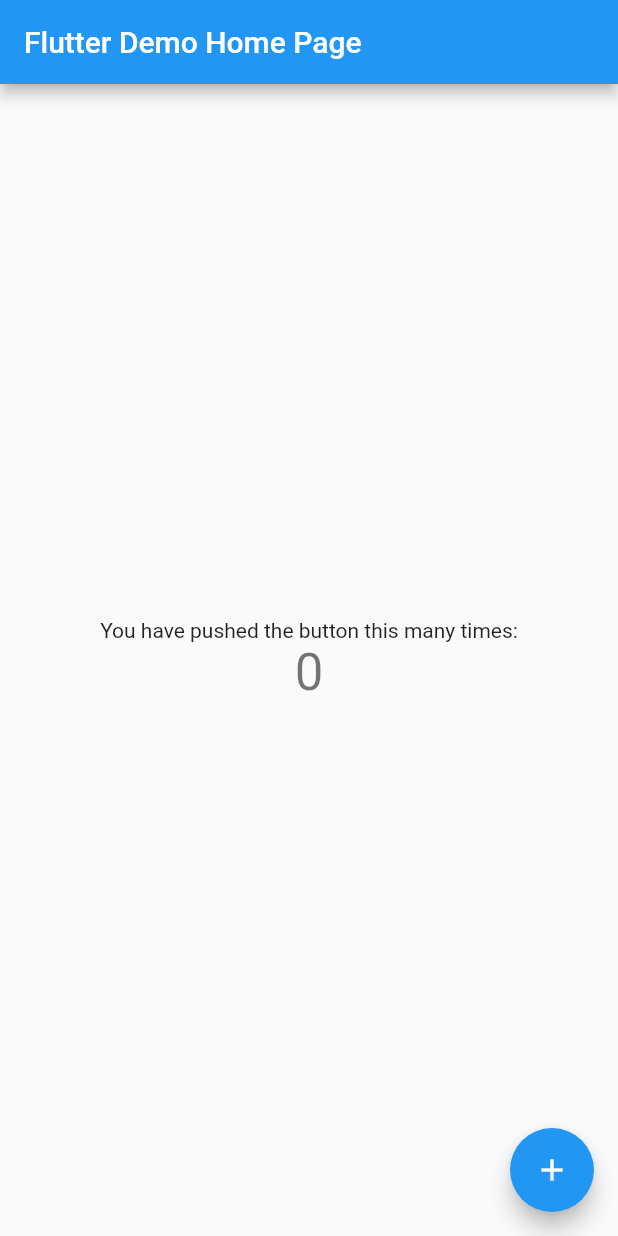
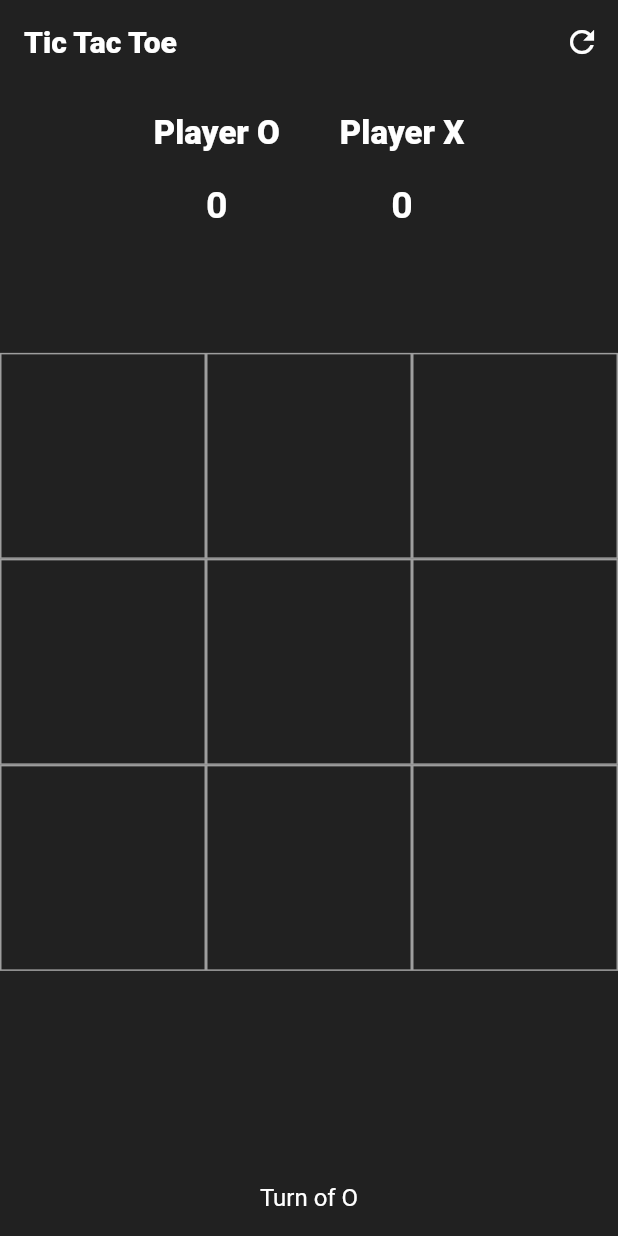
Before and after one commit to rajielijah/tictest, a Flutter app: the screen it shows after launch, on a phone screen of 412 x 824 dp. Run offline on Flutter 3.47's test engine with Material 2 defaults, Android fonts, the phone set to English and light mode, and no system bars.

Commit message:
structing the project into files

```diff
--- /dev/null
+++ b/lib/constant.dart
@@ -0,0 +1,12 @@
+import 'package:flutter/material.dart';
+
+TextStyle kCustomText({
+  double fontSize = 16.0,
+  Color? color,
+  FontWeight fontWeight = FontWeight.normal
+}) =>
+    TextStyle(
+      fontSize: fontSize,
+      color: color,
+      fontWeight: fontWeight
+    );
--- /dev/null
+++ b/lib/home_screen.dart
@@ -0,0 +1,298 @@
+import 'package:flutter/material.dart';
+import 'package:flutter/rendering.dart';
+
+import 'aleert_dialog.dart';
+import 'constant.dart';
+
+// class Test extends StatefulWidget {
+//   @override
+//   _TestState createState() => _TestState();
+// }
+
+// class _TestState extends State<Test> {
+//   @override
+//   Widget build(BuildContext context) {
+//     return Container();
+//   }
+// }
+
+class HomeScreen extends StatefulWidget {
+  const HomeScreen({Key? key}) : super(key: key);
+
+  @override
+  _HomeScreenState createState() => _HomeScreenState();
+}
+
+class _HomeScreenState extends State<HomeScreen> {
+  int _scoreX = 0;
+  int _scoreO = 0;
+  bool _turnOfO = true;
+  int _filledBoxes = 0;
+  final List<String> _xOrOList = [
+    '',
+    '',
+    '',
+    '',
+    '',
+    '',
+    '',
+    '',
+    '',
+  ];
+
+  @override
+  Widget build(BuildContext context) {
+    return Scaffold(
+      appBar: AppBar(
+        elevation: 0,
+        backgroundColor: Colors.grey[900],
+        actions: [
+          IconButton(
+            icon: const Icon(Icons.refresh),
+            onPressed: () {
+              _clearBoard();
+            },
+          )
+        ],
+        title: Text(
+          'Tic Tac Toe',
+          style: kCustomText(
+              fontSize: 20.0, color: Colors.white, fontWeight: FontWeight.w800),
+        ),
+      ),
+      backgroundColor: Colors.grey[900],
+      body: Column(
+        children: [
+          _buildPointsTable(),
+          _buildGrid(),
+          _buildTurn(),
+        ],
+      ),
+    );
+  }
+
+  Widget _buildPointsTable() {
+    return Expanded(
+      child: Container(
+        child: Row(
+          mainAxisAlignment: MainAxisAlignment.center,
+          children: [
+            Padding(
+              padding: const EdgeInsets.all(
+                20.0,
+              ),
+              child: Column(
+                children: [
+                  Text(
+                    'Player O',
+                    style: kCustomText(
+                        fontSize: 22.0,
+                        color: Colors.white,
+                        fontWeight: FontWeight.w800),
+                  ),
+                  const SizedBox(
+                    height: 20,
+                  ),
+                  Text(
+                    _scoreO.toString(),
+                    style: kCustomText(
+                        color: Colors.white,
+                        fontSize: 25.0,
+                        fontWeight: FontWeight.bold),
+                  )
+                ],
+              ),
+            ),
+            Padding(
+              padding: const EdgeInsets.all(
+                20.0,
+              ),
+              child: Column(
+                children: [
+                  Text(
+                    'Player X',
+                    style: kCustomText(
+                        fontSize: 22.0,
+                        color: Colors.white,
+                        fontWeight: FontWeight.w800),
+                  ),
+                  const SizedBox(
+                    height: 20,
+                  ),
+                  Text(
+                    _scoreX.toString(),
+                    style: kCustomText(
+                        color: Colors.white,
+                        fontSize: 25.0,
+                        fontWeight: FontWeight.bold),
+                  ),
+                ],
+              ),
+            )
+          ],
+        ),
+      ),
+    );
+  }
+
+  Widget _buildGrid() {
+    return Expanded(
+      flex: 3,
+      child: GridView.builder(
+          itemCount: 9,
+          gridDelegate: const SliverGridDelegateWithFixedCrossAxisCount(
+            crossAxisCount: 3,
+          ),
+          itemBuilder: (BuildContext context, int index) {
+            return GestureDetector(
+              onTap: () {
+                _tapped(index);
+              },
+              child: Container(
+                decoration:
+                    BoxDecoration(border: Border.all(color: Colors.grey)),
+                child: Center(
+                  child: Text(
+                    _xOrOList[index],
+                    style: TextStyle(
+                      color:
+                          _xOrOList[index] == 'x' ? Colors.white : Colors.red,
+                      fontSize: 40,
+                    ),
+                  ),
+                ),
+              ),
+            );
+          }),
+    );
+  }
+
+  Widget _buildTurn() {
+    return Container(
+      child: Padding(
+        padding: const EdgeInsets.all(16.0),
+        child: Center(
+          child: Text(
+            _turnOfO ? 'Turn of O' : 'Turn of X',
+            style: kCustomText(color: Colors.white),
+          ),
+        ),
+      ),
+    );
+  }
+
+  void _tapped(int index) {
+    setState(() {
+      if (_turnOfO && _xOrOList[index] == '') {
+        _xOrOList[index] = 'o';
+        _filledBoxes += 1;
+      } else if (!_turnOfO && _xOrOList[index] == '') {
+        _xOrOList[index] = 'x';
+        _filledBoxes += 1;
+      }
+
+      _turnOfO = !_turnOfO;
+      _checkTheWinner();
+    });
+  }
+
+  void _checkTheWinner() {
+    // check first row
+    if (_xOrOList[0] == _xOrOList[1] &&
+        _xOrOList[0] == _xOrOList[2] &&
+        _xOrOList[0] != '') {
+      _showAlertDialog('Winner', _xOrOList[0]);
+      return;
+    }
+
+    // check second row
+    if (_xOrOList[3] == _xOrOList[4] &&
+        _xOrOList[3] == _xOrOList[5] &&
+        _xOrOList[3] != '') {
+      _showAlertDialog('Winner', _xOrOList[3]);
+      return;
+    }
+
+    // check third row
+    if (_xOrOList[6] == _xOrOList[7] &&
+        _xOrOList[6] == _xOrOList[8] &&
+        _xOrOList[6] != '') {
+      _showAlertDialog('Winner', _xOrOList[6]);
+      return;
+    }
+
+    // check first column
+    if (_xOrOList[0] == _xOrOList[3] &&
+        _xOrOList[0] == _xOrOList[6] &&
+        _xOrOList[0] != '') {
+      _showAlertDialog('Winner', _xOrOList[0]);
+      return;
+    }
+
+    // check second column
+    if (_xOrOList[1] == _xOrOList[4] &&
+        _xOrOList[1] == _xOrOList[7] &&
+        _xOrOList[1] != '') {
+      _showAlertDialog('Winner', _xOrOList[1]);
+      return;
+    }
+
+    // check third column
+    if (_xOrOList[2] == _xOrOList[5] &&
+        _xOrOList[2] == _xOrOList[8] &&
+        _xOrOList[2] != '') {
+      _showAlertDialog('Winner', _xOrOList[2]);
+      return;
+    }
+
+    // check diagonal
+    if (_xOrOList[0] == _xOrOList[4] &&
+        _xOrOList[0] == _xOrOList[8] &&
+        _xOrOList[0] != '') {
+      _showAlertDialog('Winner', _xOrOList[0]);
+      return;
+    }
+
+    // check diagonal
+    if (_xOrOList[2] == _xOrOList[4] &&
+        _xOrOList[2] == _xOrOList[6] &&
+        _xOrOList[2] != '') {
+      _showAlertDialog('Winner', _xOrOList[2]);
+      return;
+    }
+
+    if (_filledBoxes == 9) {
+      _showAlertDialog('Draw', '');
+    }
+  }
+
+  void _showAlertDialog(String title, String winner) {
+    showAlertDialog(
+        context: context,
+        title: title,
+        content: winner == ''
+            ? 'The match ended in a draw'
+            : 'The winner is ${winner.toUpperCase()}',
+        defaultActionText: 'OK',
+        onOkPressed: () {
+          _clearBoard();
+          Navigator.of(context).pop();
+        });
+
+    if (winner == 'o') {
+      _scoreO += 1;
+    } else if (winner == 'x') {
+      _scoreX += 1;
+    }
+  }
+
+  void _clearBoard() {
+    setState(() {
+      for (int i = 0; i < 9; i++) {
+        _xOrOList[i] = '';
+      }
+    });
+
+    _filledBoxes = 0;
+  }
+}
--- a/lib/main.dart
+++ b/lib/main.dart
@@ -1,115 +1,17 @@
 import 'package:flutter/material.dart';
 
+import 'home_screen.dart';
+
 void main() {
-  runApp(const MyApp());
+  runApp(MyApp());
 }
 
 class MyApp extends StatelessWidget {
-  const MyApp({Key? key}) : super(key: key);
-
-  // This widget is the root of your application.
   @override
   Widget build(BuildContext context) {
-    return MaterialApp(
-      title: 'Flutter Demo',
-      theme: ThemeData(
-        // This is the theme of your application.
-        //
-        // Try running your application with "flutter run". You'll see the
-        // application has a blue toolbar. Then, without quitting the app, try
-        // changing the primarySwatch below to Colors.green and then invoke
-        // "hot reload" (press "r" in the console where you ran "flutter run",
-        // or simply save your changes to "hot reload" in a Flutter IDE).
-        // Notice that the counter didn't reset back to zero; the application
-        // is not restarted.
-        primarySwatch: Colors.blue,
-      ),
-      home: const MyHomePage(title: 'Flutter Demo Home Page'),
+    return const MaterialApp(
+      debugShowCheckedModeBanner: false,
+      home: HomeScreen(),
     );
   }
 }
-
-class MyHomePage extends StatefulWidget {
-  const MyHomePage({Key? key, required this.title}) : super(key: key);
-
-  // This widget is the home page of your application. It is stateful, meaning
-  // that it has a State object (defined below) that contains fields that affect
-  // how it looks.
-
-  // This class is the configuration for the state. It holds the values (in this
-  // case the title) provided by the parent (in this case the App widget) and
-  // used by the build method of the State. Fields in a Widget subclass are
-  // always marked "final".
-
-  final String title;
-
-  @override
-  State<MyHomePage> createState() => _MyHomePageState();
-}
-
-class _MyHomePageState extends State<MyHomePage> {
-  int _counter = 0;
-
-  void _incrementCounter() {
-    setState(() {
-      // This call to setState tells the Flutter framework that something has
-      // changed in this State, which causes it to rerun the build method below
-      // so that the display can reflect the updated values. If we changed
-      // _counter without calling setState(), then the build method would not be
-      // called again, and so nothing would appear to happen.
-      _counter++;
-    });
-  }
-
-  @override
-  Widget build(BuildContext context) {
-    // This method is rerun every time setState is called, for instance as done
-    // by the _incrementCounter method above.
-    //
-    // The Flutter framework has been optimized to make rerunning build methods
-    // fast, so that you can just rebuild anything that needs updating rather
-    // than having to individually change instances of widgets.
-    return Scaffold(
-      appBar: AppBar(
-        // Here we take the value from the MyHomePage object that was created by
-        // the App.build method, and use it to set our appbar title.
-        title: Text(widget.title),
-      ),
-      body: Center(
-        // Center is a layout widget. It takes a single child and positions it
-        // in the middle of the parent.
-        child: Column(
-          // Column is also a layout widget. It takes a list of children and
-          // arranges them vertically. By default, it sizes itself to fit its
-          // children horizontally, and tries to be as tall as its parent.
-          //
-          // Invoke "debug painting" (press "p" in the console, choose the
-          // "Toggle Debug Paint" action from the Flutter Inspector in Android
-          // Studio, or the "Toggle Debug Paint" command in Visual Studio Code)
-          // to see the wireframe for each widget.
-          //
-          // Column has various properties to control how it sizes itself and
-          // how it positions its children. Here we use mainAxisAlignment to
-          // center the children vertically; the main axis here is the vertical
-          // axis because Columns are vertical (the cross axis would be
-          // horizontal).
-          mainAxisAlignment: MainAxisAlignment.center,
-          children: <Widget>[
-            const Text(
-              'You have pushed the button this many times:',
-            ),
-            Text(
-              '$_counter',
-              style: Theme.of(context).textTheme.headline4,
-            ),
-          ],
-        ),
-      ),
-      floatingActionButton: FloatingActionButton(
-        onPressed: _incrementCounter,
-        tooltip: 'Increment',
-        child: const Icon(Icons.add),
-      ), // This trailing comma makes auto-formatting nicer for build methods.
-    );
-  }
-}
```
Also changed, not shown: lib/aleert_dialog.dart (added, +42 -0 lines), 1 other file.
